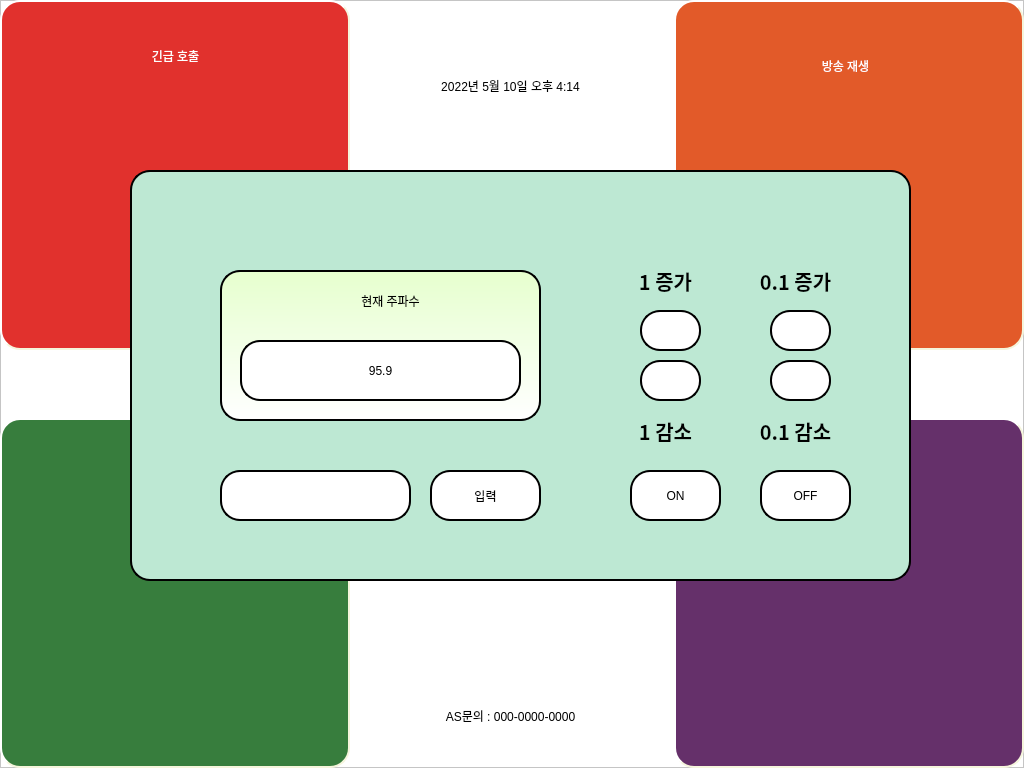
Old version of the form broadcast.ui in the repository twg0/BroadcastGUI.
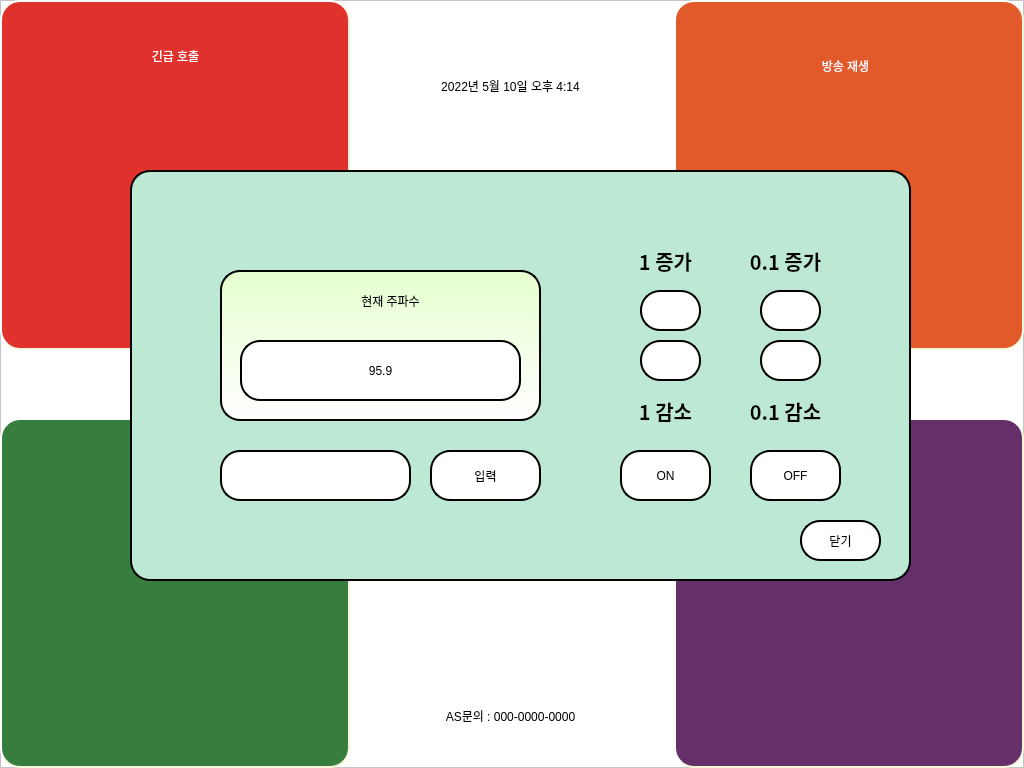
New version of the form. Icons and pictures are not drawn.

```diff
--- a/broadcast.ui
+++ b/broadcast.ui
@@ -773,7 +773,7 @@
      <property name="geometry">
       <rect>
        <x>90</x>
-       <y>300</y>
+       <y>280</y>
        <width>191</width>
        <height>51</height>
       </rect>
@@ -791,7 +791,7 @@
      <property name="geometry">
       <rect>
        <x>300</x>
-       <y>300</y>
+       <y>280</y>
        <width>111</width>
        <height>51</height>
       </rect>
@@ -804,11 +804,11 @@
       <string>입력</string>
      </property>
     </widget>
-    <widget class="QPushButton" name="radioClose_btn">
+    <widget class="QPushButton" name="radio_off">
      <property name="geometry">
       <rect>
-       <x>630</x>
-       <y>300</y>
+       <x>620</x>
+       <y>280</y>
        <width>91</width>
        <height>51</height>
       </rect>
@@ -825,7 +825,7 @@
      <property name="geometry">
       <rect>
        <x>510</x>
-       <y>140</y>
+       <y>120</y>
        <width>61</width>
        <height>41</height>
       </rect>
@@ -850,8 +850,8 @@
     <widget class="QPushButton" name="inc_1">
      <property name="geometry">
       <rect>
-       <x>640</x>
-       <y>140</y>
+       <x>630</x>
+       <y>120</y>
        <width>61</width>
        <height>41</height>
       </rect>
@@ -877,7 +877,7 @@
      <property name="geometry">
       <rect>
        <x>510</x>
-       <y>190</y>
+       <y>170</y>
        <width>61</width>
        <height>41</height>
       </rect>
@@ -902,8 +902,8 @@
     <widget class="QPushButton" name="dec_1">
      <property name="geometry">
       <rect>
-       <x>640</x>
-       <y>190</y>
+       <x>630</x>
+       <y>170</y>
        <width>61</width>
        <height>41</height>
       </rect>
@@ -929,7 +929,7 @@
      <property name="geometry">
       <rect>
        <x>490</x>
-       <y>90</y>
+       <y>70</y>
        <width>91</width>
        <height>41</height>
       </rect>
@@ -955,8 +955,8 @@
     <widget class="QLabel" name="label_2">
      <property name="geometry">
       <rect>
-       <x>620</x>
-       <y>90</y>
+       <x>610</x>
+       <y>70</y>
        <width>91</width>
        <height>41</height>
       </rect>
@@ -982,8 +982,8 @@
     <widget class="QLabel" name="label_4">
      <property name="geometry">
       <rect>
-       <x>620</x>
-       <y>240</y>
+       <x>610</x>
+       <y>220</y>
        <width>91</width>
        <height>41</height>
       </rect>
@@ -1010,7 +1010,7 @@
      <property name="geometry">
       <rect>
        <x>490</x>
-       <y>240</y>
+       <y>220</y>
        <width>91</width>
        <height>41</height>
       </rect>
@@ -1096,8 +1096,8 @@
     <widget class="QPushButton" name="radioClose_btn_2">
      <property name="geometry">
       <rect>
-       <x>500</x>
-       <y>300</y>
+       <x>490</x>
+       <y>280</y>
        <width>91</width>
        <height>51</height>
       </rect>
@@ -1110,6 +1110,23 @@
       <string>ON</string>
      </property>
     </widget>
+    <widget class="QPushButton" name="radioClose_btn">
+     <property name="geometry">
+      <rect>
+       <x>670</x>
+       <y>350</y>
+       <width>81</width>
+       <height>41</height>
+      </rect>
+     </property>
+     <property name="styleSheet">
+      <string notr="true">font: 16pt &quot;휴먼엑스포&quot;;
+background-color: #ffffff;</string>
+     </property>
+     <property name="text">
+      <string>닫기</string>
+     </property>
+    </widget>
    </widget>
    <zorder>listFrame</zorder>
    <zorder>emerFrame</zorder>
```
Left out of the diff: 6 changed lines with no effect on the pictures.
